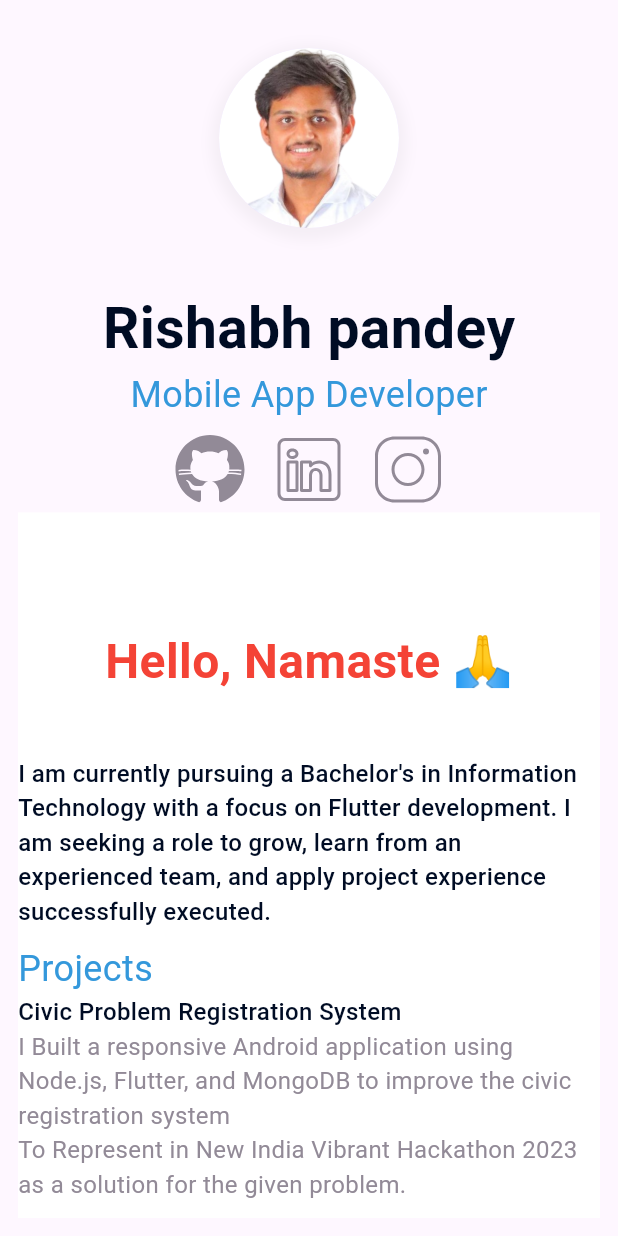
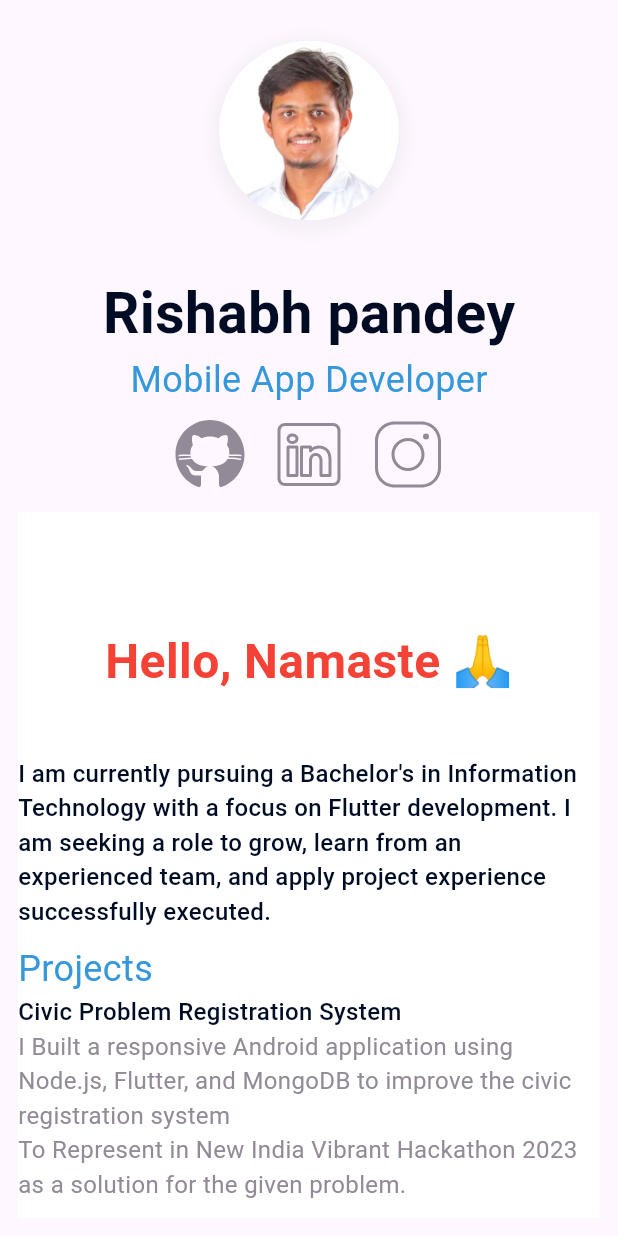
Before and after one commit to rishabhpandey2305/Portfolio, a Flutter app: the screen it shows after launch, on a phone screen of 412 x 824 dp. Run offline on Flutter 3.47's test engine with Material 3 defaults, Android fonts, the phone set to English and light mode, and no system bars; our stand-ins replace flutter_svg, google_fonts.

Commit message:
profile photo mobile update

```diff
--- a/lib/presentation/screens/home/home_view.dart
+++ b/lib/presentation/screens/home/home_view.dart
@@ -198,7 +198,7 @@ class HomePage extends StatelessWidget {
                 children: [
                   Container(
                     width: isMobile ? 120 : 240,
-                    height: isMobile ? 160 : 250,
+                    height: isMobile ? 150 : 250,
                     decoration: BoxDecoration(
                       shape: BoxShape.circle,
                       boxShadow: [
@@ -211,7 +211,7 @@ class HomePage extends StatelessWidget {
                       ],
                     ),
                     child: CircleAvatar(
-                      radius: isMobile ? 60 : 100,
+                      radius: isMobile ? 80 : 100,
                       backgroundImage: AssetImage(assets.profileimage),
                     ),
                   ),
```
Also changed, not shown: 3 other files.
